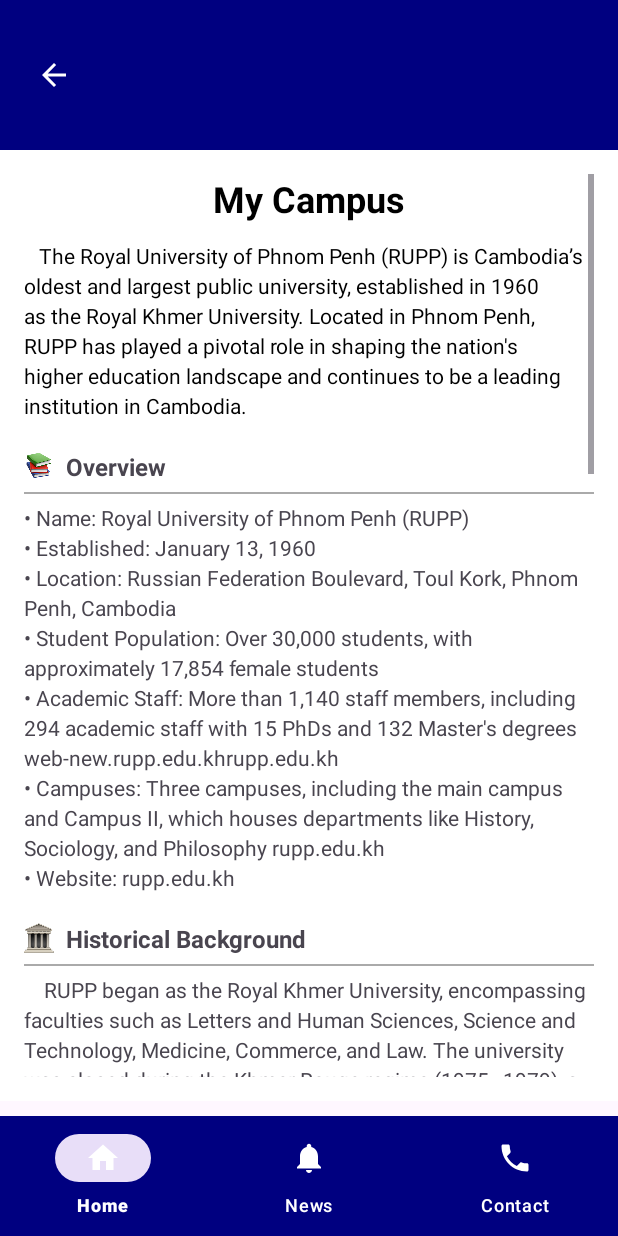
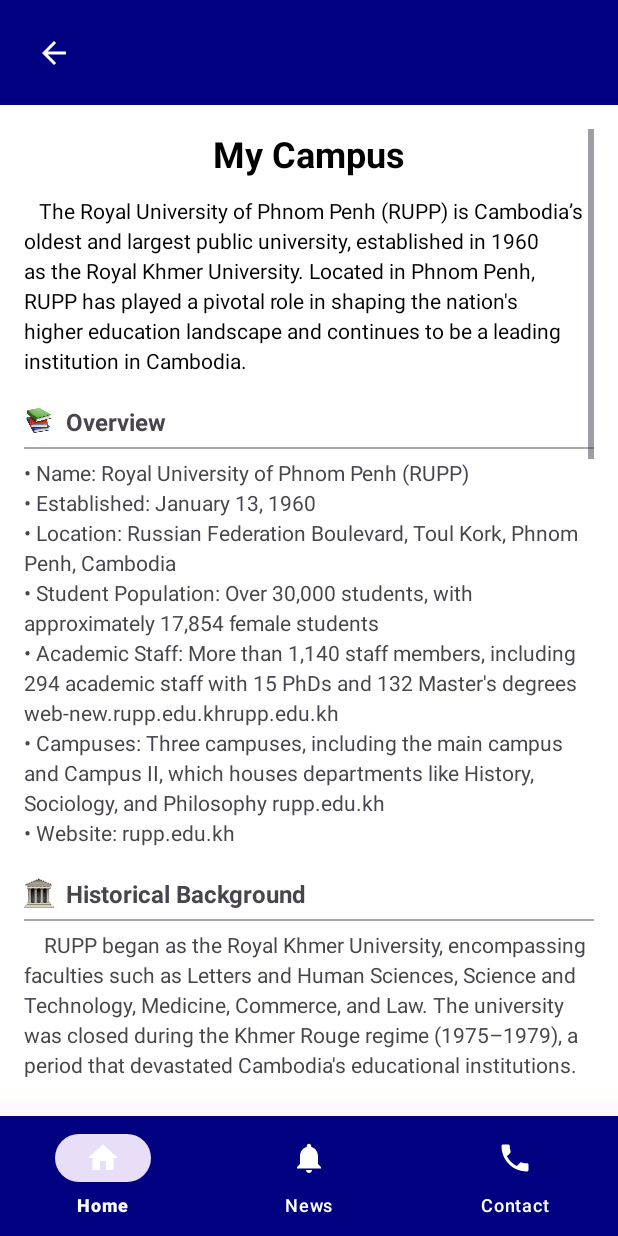
Before and after one commit to HorKanhchakna/University_Enrollment-app, an Android app: the layout activity_campus.xml on its own in the app's theme, with its tools: preview values and no code run, on a phone screen of 412 x 824 dp. Run offline under Robolectric (Android 15) with nearby library versions, the phone set to English and light mode, and no system bars.

Commit message:
activity_campus

```diff
--- a/app/src/main/java/com/example/universityenrollmentapp/MainActivity.java
+++ b/app/src/main/java/com/example/universityenrollmentapp/MainActivity.java
@@ -14,7 +14,7 @@
     protected void onCreate(Bundle savedInstanceState) {
         super.onCreate(savedInstanceState);
         EdgeToEdge.enable(this);
-        setContentView(R.layout.activity_main);
+        setContentView(R.layout.activity_campus);
         ViewCompat.setOnApplyWindowInsetsListener(findViewById(R.id.main), (v, insets) -> {
             Insets systemBars = insets.getInsets(WindowInsetsCompat.Type.systemBars());
             v.setPadding(systemBars.left, systemBars.top, systemBars.right, systemBars.bottom);
--- a/app/src/main/res/layout/activity_campus.xml
+++ b/app/src/main/res/layout/activity_campus.xml
@@ -3,34 +3,38 @@
     xmlns:android="http://schemas.android.com/apk/res/android"
     xmlns:app="http://schemas.android.com/apk/res-auto"
     xmlns:tools="http://schemas.android.com/tools"
+    android:id="@+id/main"
     android:layout_width="match_parent"
     android:layout_height="match_parent">
 
     <!-- Header Section -->
+
+    <!-- ScrollView with Content -->
     <RelativeLayout
         android:id="@+id/headerLayout"
         android:layout_width="0dp"
-        android:layout_height="100dp"
+        android:layout_height="70dp"
         android:background="#000080"
         android:paddingStart="16dp"
         android:paddingEnd="16dp"
-        app:layout_constraintTop_toTopOf="parent"
+        app:layout_constraintEnd_toEndOf="parent"
+        app:layout_constraintHorizontal_bias="0.0"
         app:layout_constraintStart_toStartOf="parent"
-        app:layout_constraintEnd_toEndOf="parent">
+        app:layout_constraintTop_toTopOf="parent">
 
         <ImageButton
             android:id="@+id/backButton"
             android:layout_width="wrap_content"
             android:layout_height="wrap_content"
             android:layout_alignParentStart="true"
-            android:layout_marginTop="30dp"
+            android:layout_alignParentTop="true"
+            android:layout_marginTop="15dp"
             android:background="?attr/selectableItemBackgroundBorderless"
             android:padding="8dp"
             android:src="@drawable/ic_arrow_back"
             app:tint="#FFFFFF" />
     </RelativeLayout>
 
-    <!-- ScrollView with Content -->
     <ScrollView
         android:id="@+id/scrollView"
         android:layout_width="0dp"
--- a/app/src/main/res/layout/activity_contact.xml
+++ b/app/src/main/res/layout/activity_contact.xml
@@ -23,7 +23,7 @@
 
                 <RelativeLayout
                     android:layout_width="match_parent"
-                    android:layout_height="100dp"
+                    android:layout_height="70dp"
                     android:background="#000080"
                     android:gravity="center_vertical"
                     android:paddingStart="16dp"
@@ -35,7 +35,7 @@
                         android:layout_height="wrap_content"
                         android:layout_alignParentStart="true"
                         android:layout_alignParentTop="true"
-                        android:layout_marginTop="30dp"
+                        android:layout_marginTop="10dp"
                         android:background="?attr/selectableItemBackgroundBorderless"
                         android:padding="8dp"
                         android:src="@drawable/ic_arrow_back"
--- a/app/src/main/res/layout/activity_enrollment_details.xml
+++ b/app/src/main/res/layout/activity_enrollment_details.xml
@@ -8,7 +8,7 @@
 
     <RelativeLayout
         android:layout_width="match_parent"
-        android:layout_height="100dp"
+        android:layout_height="70dp"
         android:background="#000080"
         android:gravity="center_vertical"
         android:paddingStart="16dp"
@@ -20,7 +20,7 @@
             android:layout_height="wrap_content"
             android:layout_alignParentStart="true"
             android:layout_alignParentTop="true"
-            android:layout_marginTop="30dp"
+            android:layout_marginTop="10dp"
             android:background="?attr/selectableItemBackgroundBorderless"
             android:padding="8dp"
             android:src="@drawable/ic_arrow_back"
--- a/app/src/main/res/layout/activity_enrollment_success.xml
+++ b/app/src/main/res/layout/activity_enrollment_success.xml
@@ -10,7 +10,7 @@
     <LinearLayout
         android:id="@+id/headerLayout"
         android:layout_width="match_parent"
-        android:layout_height="100dp"
+        android:layout_height="70dp"
         android:background="#000080"
         android:orientation="horizontal"
         android:paddingHorizontal="16dp"
@@ -19,7 +19,7 @@
         <TextView
             android:layout_width="0dp"
             android:layout_height="wrap_content"
-            android:layout_marginTop="30dp"
+            android:layout_marginTop="18dp"
             android:layout_weight="1"
             android:gravity="start|center_vertical"
             android:text="Enroll App"
--- a/app/src/main/res/layout/activity_my_class.xml
+++ b/app/src/main/res/layout/activity_my_class.xml
@@ -9,7 +9,7 @@
     <RelativeLayout
         android:id="@+id/header"
         android:layout_width="0dp"
-        android:layout_height="100dp"
+        android:layout_height="70dp"
         android:background="#000080"
         android:gravity="center_vertical"
         android:paddingStart="16dp"
@@ -23,7 +23,7 @@
             android:layout_height="wrap_content"
             android:layout_alignParentStart="true"
             android:layout_alignParentTop="true"
-            android:layout_marginTop="30dp"
+            android:layout_marginTop="10dp"
             android:background="?attr/selectableItemBackgroundBorderless"
             android:padding="8dp"
             android:src="@drawable/ic_arrow_back"
--- a/app/src/main/res/layout/activity_news.xml
+++ b/app/src/main/res/layout/activity_news.xml
@@ -2,8 +2,10 @@
 <RelativeLayout xmlns:android="http://schemas.android.com/apk/res/android"
     xmlns:app="http://schemas.android.com/apk/res-auto"
     xmlns:tools="http://schemas.android.com/tools"
+    android:id="@+id/main"
     android:layout_width="match_parent"
     android:layout_height="match_parent"
+    android:orientation="vertical"
     tools:context=".MainActivity">
 
     <!-- Header Section -->
```
Also changed, not shown: 50 other files.
